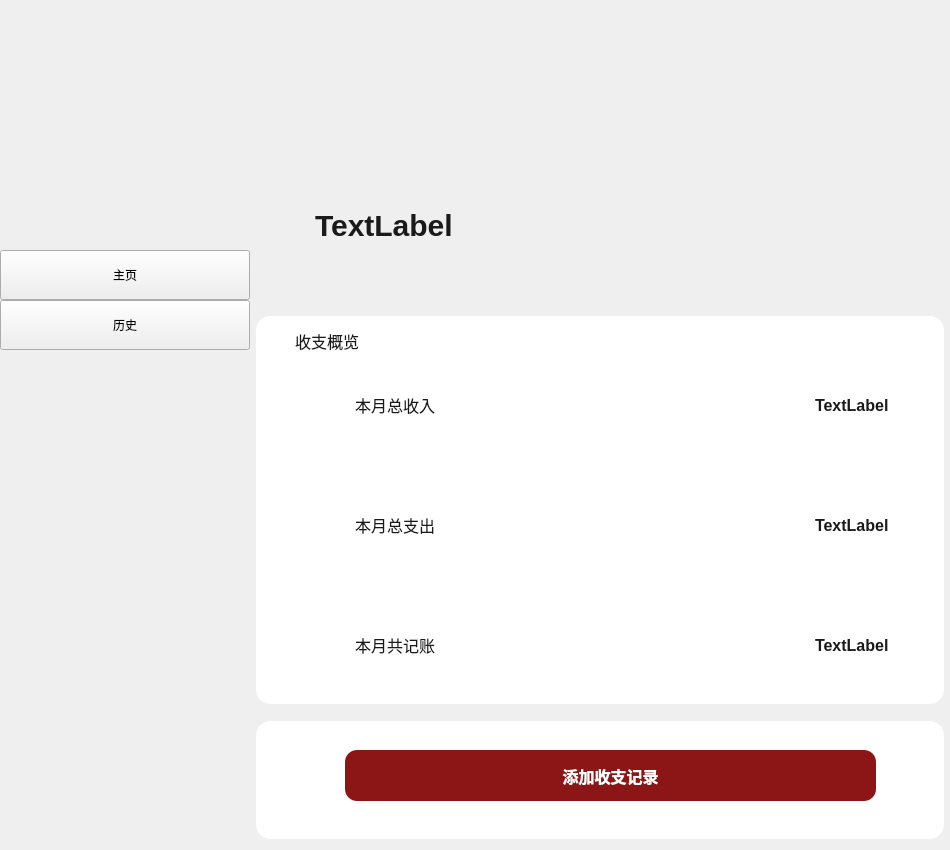
First picture: the form in widget.ui, repository AliceLou007/accountbook, before the edit.
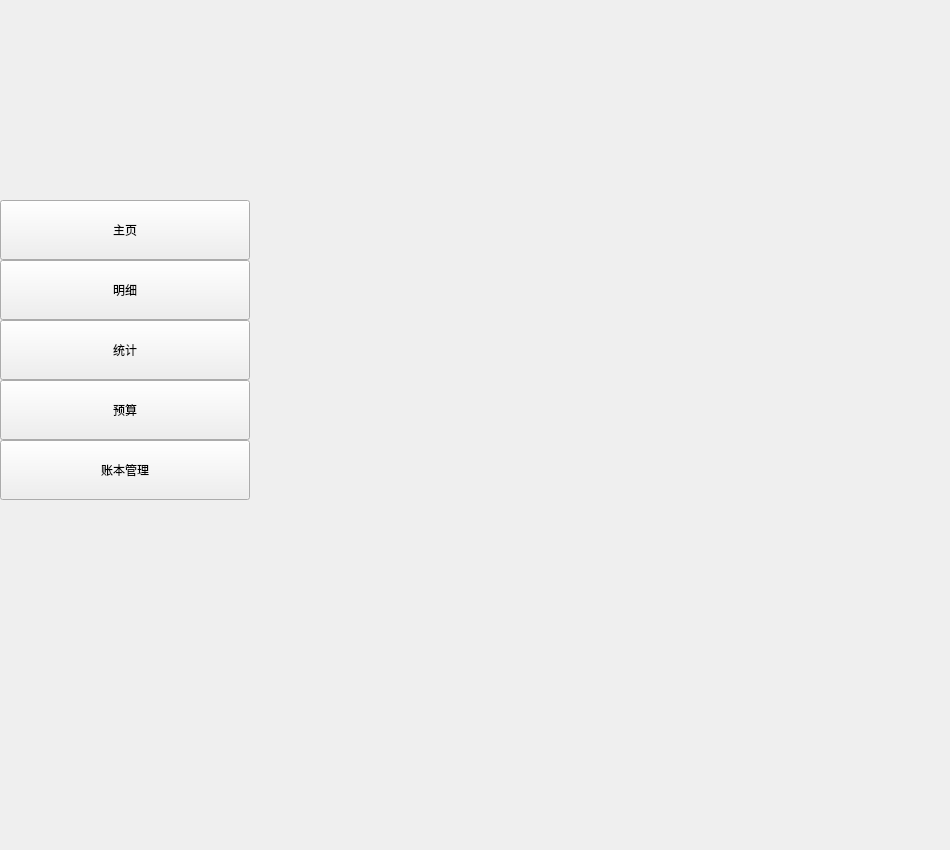
Second picture: the form after the edit. The open tabs and pages were chosen to show the change. Icons and pictures are not drawn.

```diff
--- a/widget.ui
+++ b/widget.ui
@@ -298,6 +298,9 @@
      </widget>
     </widget>
    </widget>
+   <widget class="QWidget" name="page_2"/>
+   <widget class="QWidget" name="page_3"/>
+   <widget class="QWidget" name="page_4"/>
    <widget class="QWidget" name="page"/>
   </widget>
   <widget class="QWidget" name="sideBar" native="true">
@@ -306,7 +309,7 @@
      <x>0</x>
      <y>0</y>
      <width>250</width>
-     <height>851</height>
+     <height>850</height>
     </rect>
    </property>
    <property name="maximumSize">
@@ -315,13 +318,18 @@
      <height>16777215</height>
     </size>
    </property>
+   <property name="styleSheet">
+    <string notr="true">#sideBar {
+	border-image: url(:/side.png);
+}</string>
+   </property>
    <widget class="QPushButton" name="btnHome">
     <property name="geometry">
      <rect>
       <x>0</x>
-      <y>250</y>
+      <y>200</y>
       <width>250</width>
-      <height>50</height>
+      <height>60</height>
      </rect>
     </property>
     <property name="text">
@@ -332,13 +340,52 @@
     <property name="geometry">
      <rect>
       <x>0</x>
-      <y>300</y>
+      <y>260</y>
       <width>250</width>
-      <height>50</height>
+      <height>60</height>
      </rect>
     </property>
     <property name="text">
-     <string>历史</string>
+     <string>明细</string>
+    </property>
+   </widget>
+   <widget class="QPushButton" name="btnCount">
+    <property name="geometry">
+     <rect>
+      <x>0</x>
+      <y>320</y>
+      <width>250</width>
+      <height>60</height>
+     </rect>
+    </property>
+    <property name="text">
+     <string>统计</string>
+    </property>
+   </widget>
+   <widget class="QPushButton" name="btnBudget">
+    <property name="geometry">
+     <rect>
+      <x>0</x>
+      <y>380</y>
+      <width>250</width>
+      <height>60</height>
+     </rect>
+    </property>
+    <property name="text">
+     <string>预算</string>
+    </property>
+   </widget>
+   <widget class="QPushButton" name="btnManagement">
+    <property name="geometry">
+     <rect>
+      <x>0</x>
+      <y>440</y>
+      <width>250</width>
+      <height>60</height>
+     </rect>
+    </property>
+    <property name="text">
+     <string>账本管理</string>
     </property>
    </widget>
   </widget>
```
